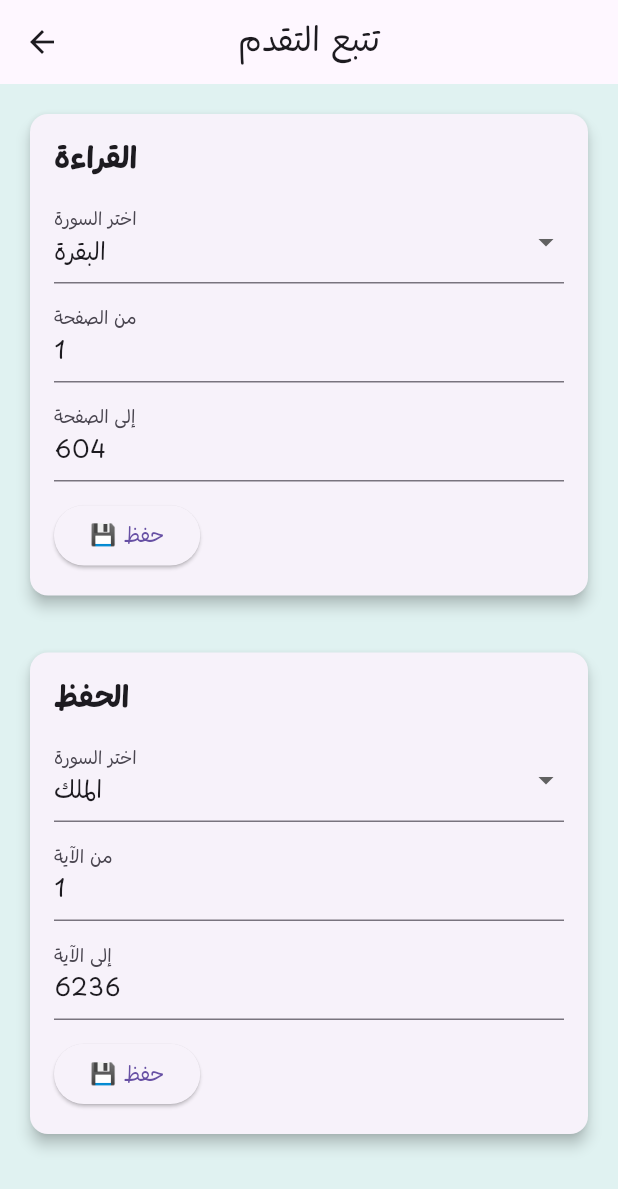
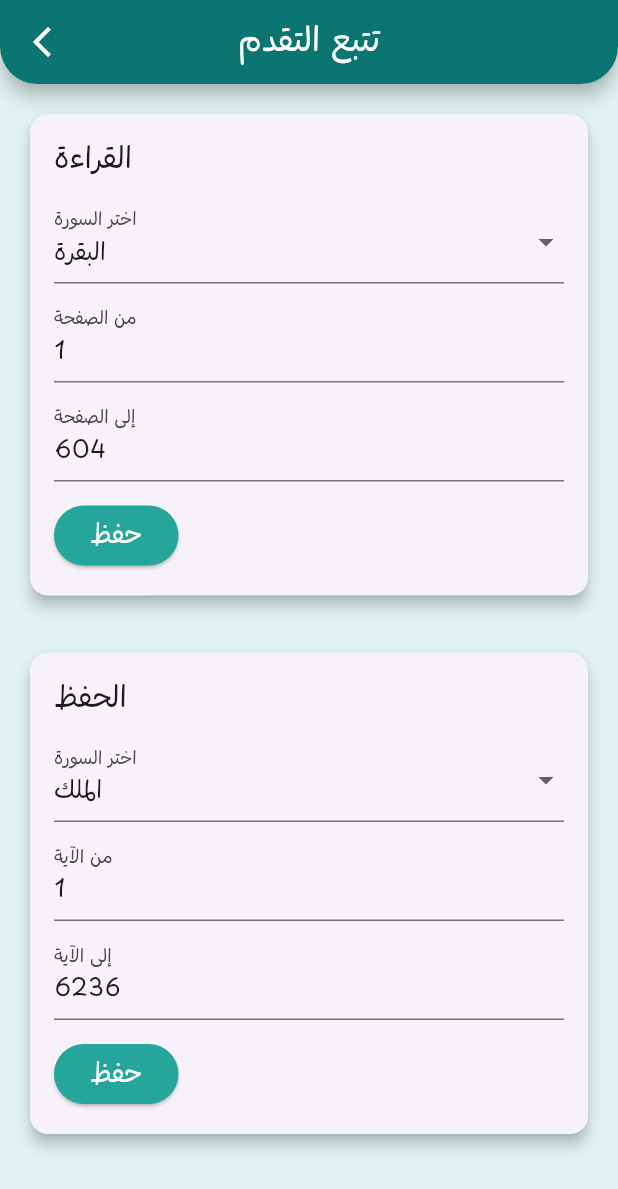
Before and after one commit to MohamedAshraf132/Han7awel-tany, a Flutter app: the QuranWardScreen screen opened directly, after a tap on "تم الإنجاز", after a tap on "إلغاء", after a tap on "تتبع التقدم", on a phone screen of 412 x 824 dp. Shown: the top 1189 px of the screen. Run offline on Flutter 3.47's test engine with Material 3 defaults, Android fonts, the phone set to English and light mode, and no system bars; drawn by our look-alikes of overlay_support; our stand-ins replace adhan, audioplayers, awesome_dialog, geolocator, hive, hive_flutter and 1 more; accounts and stored records are empty; statements that could not run were skipped; project files that could hold a hidden picture were left out.

Commit message:
quran done

```diff
--- a/lib/view/screens/QuranTrackingScreen.dart
+++ b/lib/view/screens/QuranTrackingScreen.dart
@@ -152,7 +152,26 @@ class _TrackingScreenState extends State<TrackingScreen> {
     memorizeAyahTo.text = viewModel.targetMemorizedAyah.toString();
 
     return Scaffold(
-      appBar: AppBar(title: const Text('تتبع التقدم'), centerTitle: true),
+      appBar: AppBar(
+        backgroundColor: Colors.teal.shade700,
+        elevation: 5,
+        centerTitle: true,
+        shadowColor: Colors.black,
+        title: const Text(
+          'تتبع التقدم',
+          style: TextStyle(fontSize: 22, letterSpacing: 1, color: Colors.white),
+        ),
+        leading: IconButton(
+          icon: Icon(Icons.arrow_back_ios_new, color: Colors.white),
+          onPressed: () {
+            Navigator.of(context).pop();
+          },
+          tooltip: 'رجوع',
+        ),
+        shape: RoundedRectangleBorder(
+          borderRadius: BorderRadius.vertical(bottom: Radius.circular(25)),
+        ),
+      ),
       body: ListView(
         padding: const EdgeInsets.all(16),
         children: [
@@ -240,10 +259,7 @@ class _TrackingScreenState extends State<TrackingScreen> {
         child: Column(
           crossAxisAlignment: CrossAxisAlignment.start,
           children: [
-            Text(
-              title,
-              style: const TextStyle(fontSize: 20, fontWeight: FontWeight.bold),
-            ),
+            Text(title, style: const TextStyle(fontSize: 20)),
             const SizedBox(height: 12),
             DropdownButtonFormField<String>(
               value: surahValue,
@@ -266,7 +282,16 @@ class _TrackingScreenState extends State<TrackingScreen> {
               decoration: InputDecoration(labelText: toLabel),
             ),
             const SizedBox(height: 12),
-            ElevatedButton(onPressed: onSave, child: const Text('💾 حفظ')),
+            ElevatedButton(
+              onPressed: onSave,
+              child: const Text(
+                'حفظ',
+                style: TextStyle(color: Colors.white, fontSize: 18),
+              ),
+              style: ElevatedButton.styleFrom(
+                backgroundColor: Colors.teal.shade400,
+              ),
+            ),
           ],
         ),
       ),
--- a/lib/view/screens/QuranWardScreen.dart.dart
+++ b/lib/view/screens/QuranWardScreen.dart.dart
@@ -16,7 +16,14 @@ class _QuranWardScreenState extends State<QuranWardScreen> {
     final viewModel = Provider.of<QuranWardViewModel>(context);
 
     return Scaffold(
-      appBar: AppBar(title: const Text('ورد القرآن'), centerTitle: true),
+      appBar: AppBar(
+        title: const Text(
+          'ورد القرآن',
+          style: TextStyle(color: Colors.white, fontSize: 22),
+        ),
+        centerTitle: true,
+        backgroundColor: Colors.teal,
+      ),
       body: Padding(
         padding: const EdgeInsets.all(16.0),
         child: Column(
@@ -51,15 +58,19 @@ class _QuranWardScreenState extends State<QuranWardScreen> {
                   context,
                   viewModel.currentMemorizedAyah,
                   viewModel.targetMemorizedAyah,
-                  '📖 حفظ',
+                  'حفظ',
                 );
               },
               onReset: () => viewModel.resetMemorizeProgress(),
               dailyCount: viewModel.dailyMemorizeAyat,
               unit: 'آية',
             ),
-            const SizedBox(height: 30),
+            const SizedBox(height: 70),
             ElevatedButton.icon(
+              style: ElevatedButton.styleFrom(
+                backgroundColor: Colors.teal.shade400,
+                minimumSize: Size(180, 50),
+              ),
               onPressed: () async {
                 await Navigator.push(
                   context,
@@ -67,8 +78,10 @@ class _QuranWardScreenState extends State<QuranWardScreen> {
                 );
                 setState(() {});
               },
-              icon: const Icon(Icons.track_changes),
-              label: const Text('تتبع التقدم'),
+              label: const Text(
+                'تتبع التقدم',
+                style: TextStyle(color: Colors.white, fontSize: 18),
+              ),
             ),
           ],
         ),
@@ -97,10 +110,7 @@ class _QuranWardScreenState extends State<QuranWardScreen> {
         child: Column(
           crossAxisAlignment: CrossAxisAlignment.start,
           children: [
-            Text(
-              '$title ($unit يومي: $dailyCount)',
-              style: const TextStyle(fontSize: 18, fontWeight: FontWeight.bold),
-            ),
+            Text(title, style: const TextStyle(fontSize: 18)),
             const SizedBox(height: 10),
             LinearProgressIndicator(
               value: effectiveTotal <= 0
@@ -117,20 +127,26 @@ class _QuranWardScreenState extends State<QuranWardScreen> {
                 Expanded(
                   child: ElevatedButton(
                     style: ElevatedButton.styleFrom(
-                      backgroundColor: Colors.teal,
+                      backgroundColor: Colors.teal.shade400,
                     ),
                     onPressed: onConfirm,
-                    child: const Text('تم الإنجاز'),
+                    child: const Text(
+                      'تم الإنجاز',
+                      style: TextStyle(color: Colors.white),
+                    ),
                   ),
                 ),
                 const SizedBox(width: 20),
                 Expanded(
                   child: ElevatedButton(
                     style: ElevatedButton.styleFrom(
-                      backgroundColor: Colors.teal,
+                      backgroundColor: Colors.teal.shade400,
                     ),
                     onPressed: onReset,
-                    child: const Text('إلغاء'),
+                    child: const Text(
+                      'إلغاء',
+                      style: TextStyle(color: Colors.white),
+                    ),
                   ),
                 ),
               ],
@@ -150,7 +166,7 @@ class _QuranWardScreenState extends State<QuranWardScreen> {
     if (current >= target) {
       ScaffoldMessenger.of(context).showSnackBar(
         SnackBar(
-          content: Text('🎉 لقد أنهيت ورد $sectionName بالكامل!'),
+          content: Text('لقد أنهيت ورد $sectionName بالكامل!'),
           backgroundColor: Colors.green,
         ),
       );
```
